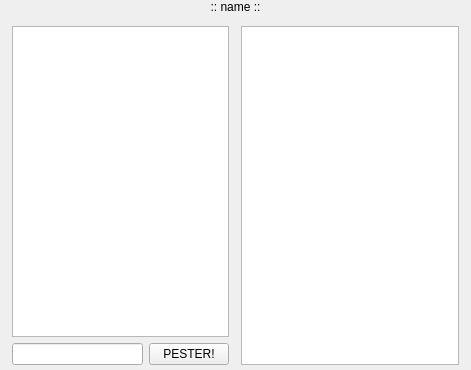
Before: the Qt Designer form themes/trollian2.5/ui/MemoMessageWidget.ui in henry232323/Pesterchum-Discord, drawn with Qt 5.
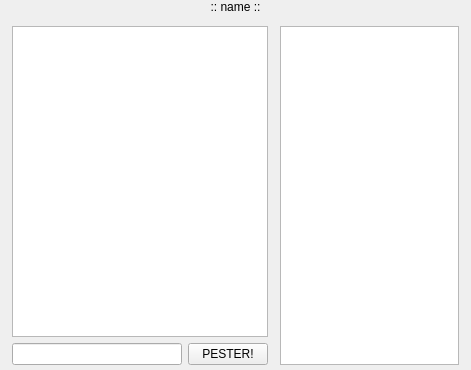
After: the same form once the commit is applied.

```diff
--- a/themes/trollian2.5/ui/MemoMessageWidget.ui
+++ b/themes/trollian2.5/ui/MemoMessageWidget.ui
@@ -84,6 +84,12 @@
         </property>
         <item>
          <widget class="QTextEdit" name="userOutput">
+          <property name="sizePolicy">
+           <sizepolicy hsizetype="Minimum" vsizetype="Expanding">
+            <horstretch>0</horstretch>
+            <verstretch>0</verstretch>
+           </sizepolicy>
+          </property>
           <property name="readOnly">
            <bool>true</bool>
           </property>
```
